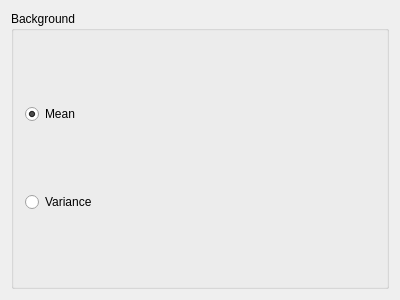
First picture: the form in EnsembleVis/EnsembleVis3D/ControlWidget.ui, repository ZhangMingdong/EnsembleVis, before the edit.
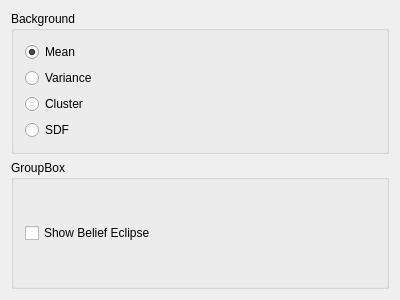
Second picture: the form after the edit.

Diff of the .ui file:
```diff
--- a/EnsembleVis/EnsembleVis3D/ControlWidget.ui
+++ b/EnsembleVis/EnsembleVis3D/ControlWidget.ui
@@ -13,14 +13,14 @@
   <property name="windowTitle">
    <string>ControlWidget</string>
   </property>
-  <layout class="QGridLayout" name="gridLayout_2">
-   <item row="0" column="0">
+  <layout class="QVBoxLayout" name="verticalLayout_3">
+   <item>
     <widget class="QGroupBox" name="groupBox">
      <property name="title">
       <string>Background</string>
      </property>
-     <layout class="QGridLayout" name="gridLayout">
-      <item row="0" column="0">
+     <layout class="QVBoxLayout" name="verticalLayout">
+      <item>
        <widget class="QRadioButton" name="radioButtonBackgroundMean">
         <property name="text">
          <string>Mean</string>
@@ -30,10 +30,40 @@
         </property>
        </widget>
       </item>
-      <item row="1" column="0">
+      <item>
        <widget class="QRadioButton" name="radioButtonBackgroundVari">
         <property name="text">
          <string>Variance</string>
+        </property>
+       </widget>
+      </item>
+      <item>
+       <widget class="QRadioButton" name="radioButtonBackgroundCluster">
+        <property name="text">
+         <string>Cluster</string>
+        </property>
+       </widget>
+      </item>
+      <item>
+       <widget class="QRadioButton" name="radioButtonBackgroundSDF">
+        <property name="text">
+         <string>SDF</string>
+        </property>
+       </widget>
+      </item>
+     </layout>
+    </widget>
+   </item>
+   <item>
+    <widget class="QGroupBox" name="groupBox_2">
+     <property name="title">
+      <string>GroupBox</string>
+     </property>
+     <layout class="QVBoxLayout" name="verticalLayout_2">
+      <item>
+       <widget class="QCheckBox" name="checkBoxShowEllipse">
+        <property name="text">
+         <string>Show Belief Eclipse</string>
         </property>
        </widget>
       </item>
```
